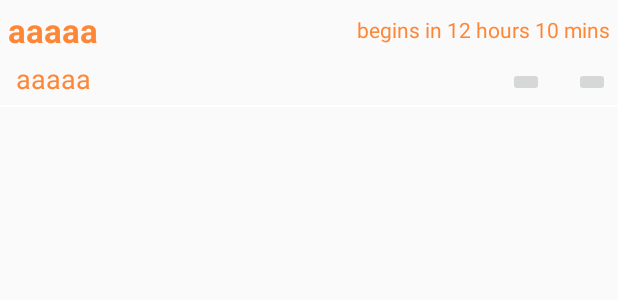
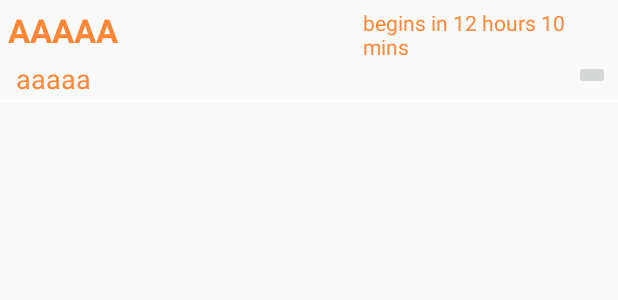
Before and after one commit to sujithrengan/Fdoodle, an Android app: the layout list_single.xml on its own in the app's theme, with its tools: preview values and no code run, on a phone screen of 412 x 824 dp. Shown: the top 300 px of the screen. Run offline under Robolectric (Android 15) with nearby library versions, the phone set to English and light mode, and no system bars.

```diff
--- a/app/src/main/java/f15/delta/com/fdoodle/PainterPreferences.java
+++ b/app/src/main/java/f15/delta/com/fdoodle/PainterPreferences.java
@@ -76,12 +76,12 @@ public class PainterPreferences extends PreferenceActivity implements
 		dialogBuilder.setView(dialogView);
 
 		try {
-			((TextView) dialogView.findViewById(R.id.version))
+			/*(TextView) dialogView.findViewById(R.id.version))
 					.setText(getString(
-							R.string.app_version,
+							,
 							getPackageManager().getPackageInfo(
 									getPackageName(),
-									PackageManager.GET_META_DATA).versionName));
+									PackageManager.GET_META_DATA).versionName));*/
 		} catch (Exception e) {
 		}
 
--- a/app/src/main/java/f15/delta/com/fdoodle/RaffleActivity.java
+++ b/app/src/main/java/f15/delta/com/fdoodle/RaffleActivity.java
@@ -6,6 +6,7 @@ import android.content.Intent;
 import android.content.SharedPreferences;
 import android.graphics.Bitmap;
 import android.graphics.BitmapFactory;
+import android.graphics.drawable.ColorDrawable;
 import android.os.AsyncTask;
 import android.support.v7.app.AppCompatActivity;
 import android.os.Bundle;
@@ -124,6 +125,8 @@ public class RaffleActivity extends AppCompatActivity {
     protected void onCreate(Bundle savedInstanceState) {
         super.onCreate(savedInstanceState);
         Bundle bundle = getIntent().getExtras();
+        getSupportActionBar().setBackgroundDrawable(new ColorDrawable(getResources()
+                .getColor(R.color.ColorRaffle)));
         callMode = bundle.getInt("callMode");
 //Facebook initializations
         FacebookSdk.sdkInitialize(getApplicationContext());
--- a/app/src/main/java/f15/delta/com/fdoodle/ScheduleActivity.java
+++ b/app/src/main/java/f15/delta/com/fdoodle/ScheduleActivity.java
@@ -2,6 +2,7 @@ package f15.delta.com.fdoodle;
 
 import android.content.Intent;
 import android.graphics.Typeface;
+import android.graphics.drawable.ColorDrawable;
 import android.support.v4.app.Fragment;
 import android.support.v4.app.FragmentManager;
 import android.support.v4.app.FragmentStatePagerAdapter;
@@ -27,6 +28,9 @@ public class ScheduleActivity extends ActionBarActivity {
     protected void onCreate(Bundle savedInstanceState) {
         super.onCreate(savedInstanceState);
         setContentView(R.layout.activity_schedule);
+        getSupportActionBar().setDisplayShowHomeEnabled(true);
+        getSupportActionBar().setBackgroundDrawable(new ColorDrawable(getResources()
+                .getColor(R.color.ColorSchedule)));
         TextView t1 = (TextView) findViewById(R.id.textView1);
         f4 = Typeface.createFromAsset(getApplicationContext().getAssets(),
                 "fonts/gnu.ttf");
--- a/app/src/main/java/f15/delta/com/fdoodle/UserProfile.java
+++ b/app/src/main/java/f15/delta/com/fdoodle/UserProfile.java
@@ -5,6 +5,7 @@ import android.content.Context;
 import android.content.Intent;
 import android.content.SharedPreferences;
 import android.graphics.Typeface;
+import android.graphics.drawable.ColorDrawable;
 import android.support.v7.app.ActionBarActivity;
 import android.os.Bundle;
 import android.util.Log;
@@ -42,9 +43,12 @@ public class UserProfile extends ActionBarActivity {
     protected void onCreate(Bundle savedInstanceState) {
         super.onCreate(savedInstanceState);
 
+
         setContentView(R.layout.activity_user_profile);
 
 
+        getSupportActionBar().setBackgroundDrawable(new ColorDrawable(getResources()
+                .getColor(R.color.ColorProfile)));
         setData();
     }
 
--- a/app/src/main/res/layout/list_single.xml
+++ b/app/src/main/res/layout/list_single.xml
@@ -11,26 +11,31 @@
         android:id="@+id/Event"
         android:layout_marginTop="5dp"
         android:layout_marginLeft="5dp"
-        android:layout_marginStart="12dp"
         android:layout_alignParentTop="true"
         android:layout_alignParentLeft="true"
-        android:layout_alignParentStart="true"
+        android:layout_alignParentStart="false"
         android:text="aaaaa"
         android:textColor="@color/festember_orange"
-        android:textStyle="bold" />
+        android:textStyle="bold"
+        android:textAllCaps="true"
+        android:layout_toLeftOf="@+id/Cate"
+        android:layout_marginRight="10dp"
+        android:layout_alignParentRight="false" />
 
     <TextView
         android:layout_width="wrap_content"
         android:layout_height="wrap_content"
         android:textAppearance="?android:attr/textAppearanceSmall"
         android:id="@+id/Time"
-        android:layout_alignBottom="@+id/Event"
         android:layout_alignParentRight="true"
         android:layout_alignParentEnd="true"
         android:layout_marginRight="5dp"
         android:layout_marginBottom="5dp"
         android:text="begins in 12 hours 10 mins"
-        android:textColor="@color/festember_orange" />
+        android:textColor="@color/festember_orange"
+        android:layout_alignTop="@+id/Event"
+        android:layout_toRightOf="@+id/textView"
+        android:layout_marginLeft="-170dp" />
 
     <TextView
         android:layout_width="wrap_content"
@@ -43,40 +48,32 @@
         android:layout_marginLeft="5dp"
         android:layout_marginTop="5dp"
         android:text="aaaaa"
-        android:textColor="@color/festember_orange" />
+        android:textColor="@color/festember_orange"
+        android:layout_toLeftOf="@+id/Cate"
+        android:layout_marginRight="5dp" />
 
     <ImageButton
         android:layout_width="wrap_content"
         android:layout_height="wrap_content"
         android:id="@+id/describe"
-        android:layout_alignTop="@+id/map"
-        android:layout_toLeftOf="@+id/map"
-        android:layout_toStartOf="@+id/Time"
-        android:layout_marginRight="20dp"
-        android:layout_marginEnd="20dp" />
-
-    <ImageButton
-        android:layout_width="wrap_content"
-        android:layout_height="wrap_content"
-        android:id="@+id/map"
-        android:layout_alignBottom="@+id/Location"
         android:layout_alignRight="@+id/Time"
-        android:layout_alignEnd="@+id/Time" />
+        android:layout_alignEnd="@+id/Time"
+        android:layout_alignTop="@+id/Location" />
 
     <TextView
         android:layout_width="wrap_content"
         android:layout_height="wrap_content"
-        android:textAppearance="?android:attr/textAppearanceSmall"
+        android:textAppearance="?android:attr/textAppearanceMedium"
         android:id="@+id/Cate"
-        android:layout_alignBottom="@+id/describe"
+        android:textColor="@color/festember_orange"
+        android:layout_alignParentRight="false"
+        android:layout_alignTop="@+id/Location"
+        android:layout_alignLeft="@+id/Time"
+        android:textAllCaps="false"
+        android:layout_marginRight="5dp"
+        android:textSize="15dp"
         android:layout_toLeftOf="@+id/describe"
-        android:layout_toStartOf="@+id/describe"
-        android:layout_marginRight="20dp"
-        android:layout_marginEnd="20dp"
-        android:textColor="@color/festember_orange"
-        android:textStyle="bold"
-        android:textSize="20dp"
-        android:gravity="center_horizontal" />
+        android:layout_marginLeft="5dp" />
 
     <TextView
         android:layout_width="fill_parent"
@@ -84,6 +81,6 @@
         android:id="@+id/textView"
         android:maxHeight="2dp"
         android:layout_marginTop="5dp"
-        android:layout_below="@+id/Location"
+        android:layout_below="@+id/Cate"
         android:background="#ffffff" />
 </RelativeLayout>
--- a/app/src/main/res/values/styles.xml
+++ b/app/src/main/res/values/styles.xml
@@ -4,7 +4,7 @@
     <!-- Base application theme. -->
     <style name="AppTheme" parent="Theme.AppCompat.Light.DarkActionBar">
         <!-- Customize your theme here. -->
-        <item name="colorPrimary">@color/ColorPrimary</item>
+        <item name="colorPrimary">@color/material_blue_grey_900</item>
         <item name="colorPrimaryDark">@color/ColorPrimaryDark</item>
     </style>
     <style name="BrushProperties"></style>
```
Also changed, not shown: app/src/main/java/f15/delta/com/fdoodle/RecycleList.java (+57 -5 lines), app/src/main/java/f15/delta/com/fdoodle/UpcomingActivity.java (+83 -94 lines), app/src/main/res/layout/activity_upcoming.xml (+15 -2 lines), app/src/main/res/layout/list_single_ue.xml (added, +84 -0 lines), app/src/main/res/layout/main.xml (+7 -0 lines), app/src/main/res/values/color.xml (+7 -0 lines).
